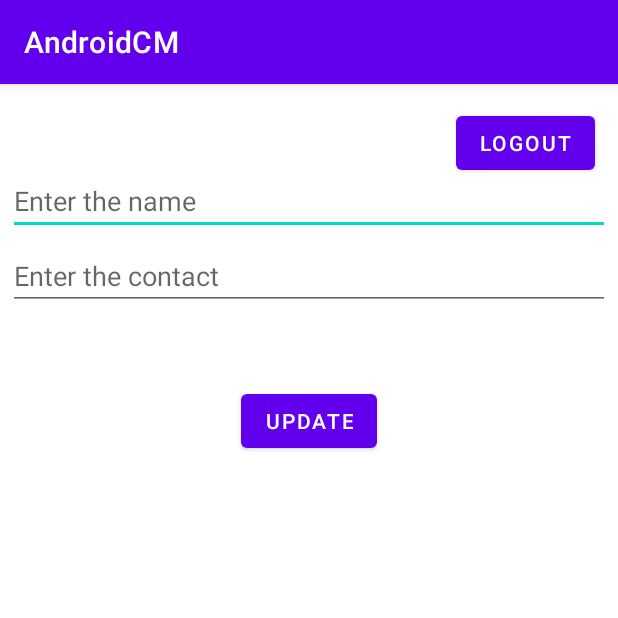
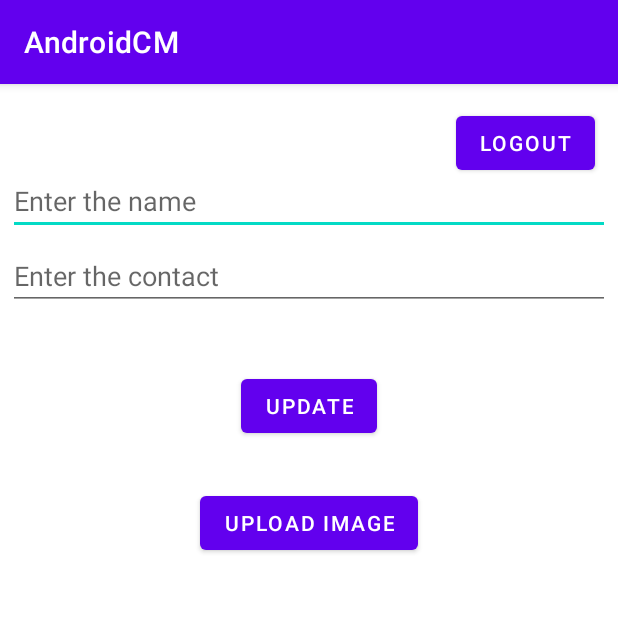
Before and after one commit to nthungvn/android-complete-masterclass, an Android app: the MainActivity screen opened directly, with no data from a screen before it, on a phone screen of 412 x 824 dp, the top half of it. Run offline under Robolectric (Android 15) with nearby library versions, the phone set to English and light mode, and no system bars; our stand-ins replace Firebase (no records; nobody signed in at launch, a user with empty details on screens opened directly).

Commit message:
Upload image to Firebase Storage

```diff
--- a/app/build.gradle
+++ b/app/build.gradle
@@ -38,6 +38,7 @@ dependencies {
     implementation 'com.google.firebase:firebase-analytics'
     implementation 'com.google.firebase:firebase-database'
     implementation 'com.google.firebase:firebase-auth'
+    implementation 'com.google.firebase:firebase-storage'
     testImplementation 'junit:junit:4.+'
     androidTestImplementation 'androidx.test.ext:junit:1.1.2'
     androidTestImplementation 'androidx.test.espresso:espresso-core:3.3.0'
--- a/app/src/main/java/vn/vl/nthung/androidcm/MainActivity.java
+++ b/app/src/main/java/vn/vl/nthung/androidcm/MainActivity.java
@@ -1,6 +1,7 @@
 package vn.vl.nthung.androidcm;
 
 import android.content.Intent;
+import android.net.Uri;
 import android.os.Bundle;
 import android.view.View;
 import android.widget.ArrayAdapter;
@@ -14,24 +15,29 @@ import androidx.annotation.NonNull;
 import androidx.annotation.Nullable;
 import androidx.appcompat.app.AppCompatActivity;
 
+import com.google.android.gms.tasks.OnCompleteListener;
 import com.google.firebase.auth.FirebaseAuth;
 import com.google.firebase.database.ChildEventListener;
 import com.google.firebase.database.DataSnapshot;
 import com.google.firebase.database.DatabaseError;
 import com.google.firebase.database.DatabaseReference;
 import com.google.firebase.database.FirebaseDatabase;
+import com.google.firebase.storage.FirebaseStorage;
+import com.google.firebase.storage.StorageReference;
 
 import java.util.ArrayList;
 import java.util.List;
 import java.util.Map;
 
 public class MainActivity extends AppCompatActivity {
+    private static final int IMAGE_PICKER_REQUEST = 1;
     private FirebaseDatabase database;
     private EditText name;
     private EditText contact;
     private ListView contactsList;
     private List<String> contactNames;
     private DatabaseReference parentRef;
+    private StorageReference storageReference;
 
     @Override
     protected void onCreate(Bundle savedInstanceState) {
@@ -52,14 +58,23 @@ public class MainActivity extends AppCompatActivity {
         Button logoutBtn = findViewById(R.id.logout);
         logoutBtn.setOnClickListener(logoutHandler);
 
+        Button uploadBtn = findViewById(R.id.upload_btn);
+        uploadBtn.setOnClickListener(uploadHandler);
+
+        storageReference = FirebaseStorage.getInstance().getReference();
         database = FirebaseDatabase.getInstance();
         parentRef = database.getReference("users");
         parentRef.addChildEventListener(new OnDataChangeHandler());
     }
 
     @Override
-    protected void onStart() {
-        super.onStart();
+    protected void onActivityResult(int requestCode, int resultCode, @Nullable Intent data) {
+        super.onActivityResult(requestCode, resultCode, data);
+        if (requestCode == IMAGE_PICKER_REQUEST && resultCode == RESULT_OK) {
+            Uri uri = data.getData();
+            StorageReference uploadRef = storageReference.child("Photos").child(uri.getLastPathSegment());
+            uploadRef.putFile(uri).addOnCompleteListener(uploadCompleteHandler);
+        }
     }
 
     private View.OnClickListener onUpdateClicked = view -> {
@@ -72,7 +87,7 @@ public class MainActivity extends AppCompatActivity {
         DatabaseReference childRef = parentRef.child(inputName);
         childRef.child("name").setValue(inputName);
         childRef.child("contact").setValue(inputContact);
-        Toast.makeText(this, "Data is updated", Toast.LENGTH_LONG).show();
+        Toast.makeText(this, "Data is updated", Toast.LENGTH_SHORT).show();
     };
 
     private View.OnClickListener logoutHandler = view -> {
@@ -81,12 +96,23 @@ public class MainActivity extends AppCompatActivity {
         startActivity(loginActivity);
     };
 
+    private View.OnClickListener uploadHandler = view -> {
+        Intent imagePicker = new Intent(Intent.ACTION_OPEN_DOCUMENT);
+        imagePicker.addCategory(Intent.CATEGORY_OPENABLE);
+        imagePicker.setType("image/jpeg");
+        startActivityForResult(imagePicker, IMAGE_PICKER_REQUEST);
+    };
+
+    private final OnCompleteListener uploadCompleteHandler = task -> {
+        Toast.makeText(this, "Image is uploaded", Toast.LENGTH_SHORT).show();
+    };
+
     class OnDataChangeHandler implements ChildEventListener {
         @Override
         public void onChildAdded(@NonNull DataSnapshot snapshot, @Nullable String previousChildName) {
             Map<String, String> contact = (Map) snapshot.getValue();
             contactNames.add(contact.get("name"));
-            Toast.makeText(MainActivity.this, "Server data has been changed", Toast.LENGTH_LONG).show();
+            Toast.makeText(MainActivity.this, "Server data has been changed", Toast.LENGTH_SHORT).show();
         }
 
         @Override
@@ -97,7 +123,7 @@ public class MainActivity extends AppCompatActivity {
         public void onChildRemoved(@NonNull DataSnapshot snapshot) {
             Map<String, String> contact = (Map) snapshot.getValue();
             contactNames.removeIf((item) -> item.equals(contact.get("name")));
-            Toast.makeText(MainActivity.this, "Server data has been changed", Toast.LENGTH_LONG).show();
+            Toast.makeText(MainActivity.this, "Server data has been changed", Toast.LENGTH_SHORT).show();
         }
 
         @Override
--- a/app/src/main/res/layout/activity_main.xml
+++ b/app/src/main/res/layout/activity_main.xml
@@ -41,11 +41,21 @@
         android:id="@+id/update_btn"
         android:layout_width="wrap_content"
         android:layout_height="wrap_content"
-        android:layout_marginTop="50dp"
+        android:layout_marginTop="40dp"
         android:text="Update"
         app:layout_constraintLeft_toLeftOf="parent"
         app:layout_constraintRight_toRightOf="parent"
         app:layout_constraintTop_toBottomOf="@+id/contact" />
+
+    <Button
+        android:id="@+id/upload_btn"
+        android:layout_width="wrap_content"
+        android:layout_height="wrap_content"
+        android:layout_marginTop="30dp"
+        android:text="Upload Image"
+        app:layout_constraintLeft_toLeftOf="parent"
+        app:layout_constraintRight_toRightOf="parent"
+        app:layout_constraintTop_toBottomOf="@+id/update_btn" />
 
     <ListView
         android:id="@+id/contact_list"
```
